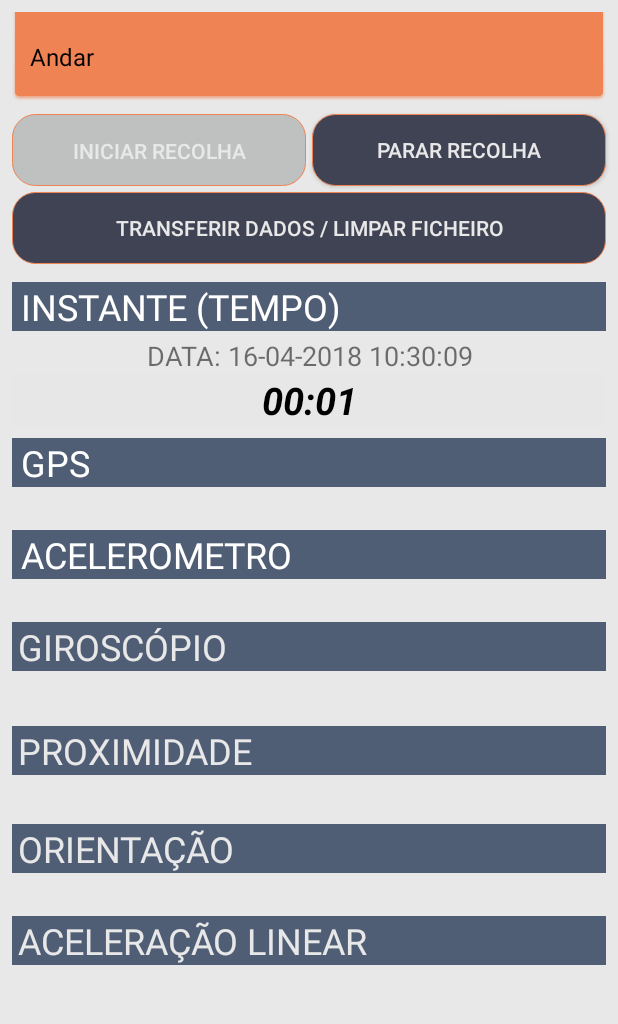
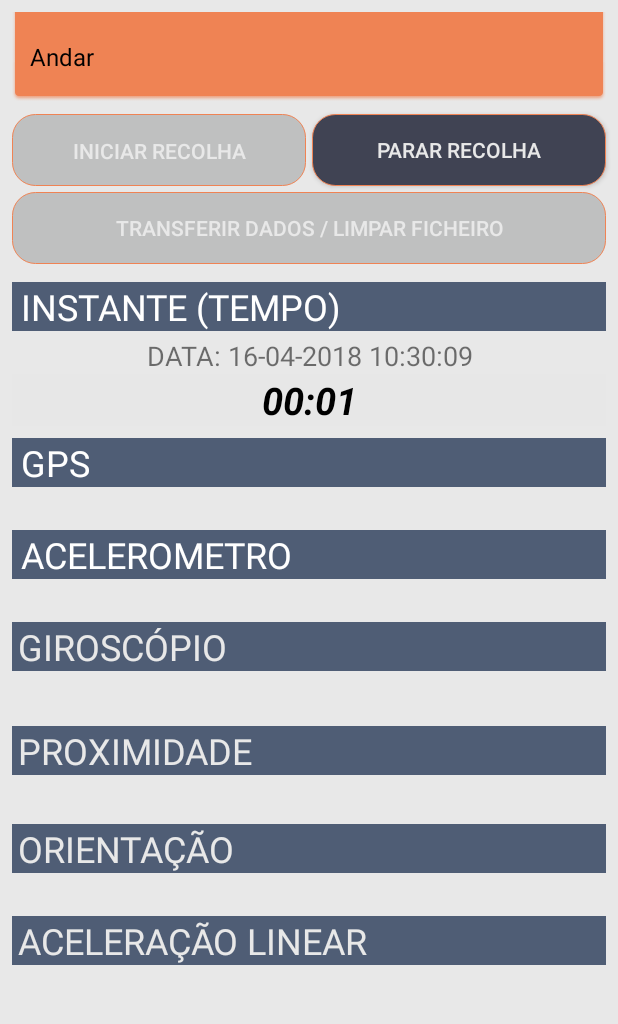
Before and after one commit to KrisLeoSim/CUB-TP, an Android app: the screen it shows after launch (MainActivity), after a tap on "INICIAR RECOLHA", on a phone screen of 412 x 824 dp, the part 84-1108 px from its top. Run offline under Robolectric (Android 15) with nearby library versions, the phone set to English and light mode, and no system bars; 3 statements that could not run were skipped.

```diff
--- a/app/src/main/java/com/example/kris/cubtp/MainActivity.java
+++ b/app/src/main/java/com/example/kris/cubtp/MainActivity.java
@@ -178,6 +178,8 @@ public class MainActivity extends AppCompatActivity implements AdapterView.OnIte
                     btnstart.setBackgroundResource(R.drawable.button_desligado);
                     btnend.setEnabled(true);
                     btnend.setBackgroundResource(R.drawable.button);
+                    btntranf.setEnabled(false);
+                    btntranf.setBackgroundResource(R.drawable.button_desligado);
                 }
 
             }
@@ -205,6 +207,8 @@ public class MainActivity extends AppCompatActivity implements AdapterView.OnIte
                 btnstart.setBackgroundResource(R.drawable.button);
                 btnend.setEnabled(false);
                 btnend.setBackgroundResource(R.drawable.button_desligado);
+                btntranf.setEnabled(true);
+                btntranf.setBackgroundResource(R.drawable.button);
             }
         });
 
@@ -214,6 +218,7 @@ public class MainActivity extends AppCompatActivity implements AdapterView.OnIte
             @Override
             public void onClick(View view) {
                 file.apaga_ficheiro();
+                Toast.makeText(getApplicationContext(), "Ficheiro Transferido", Toast.LENGTH_LONG).show();
             }
         });
 
```
